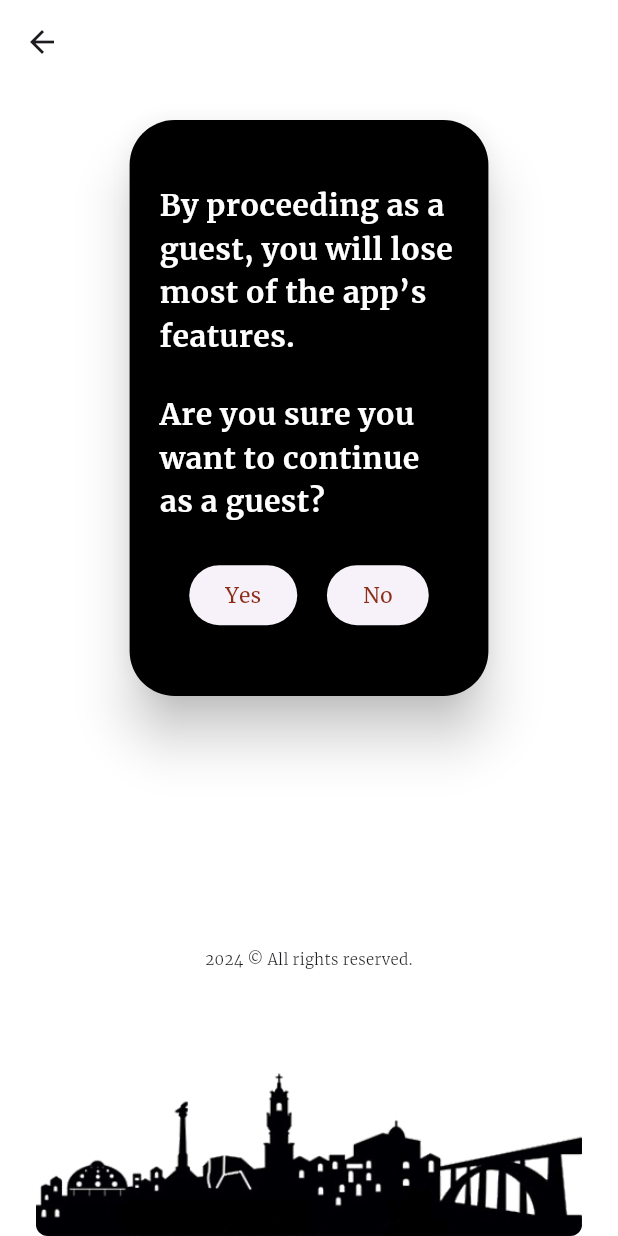
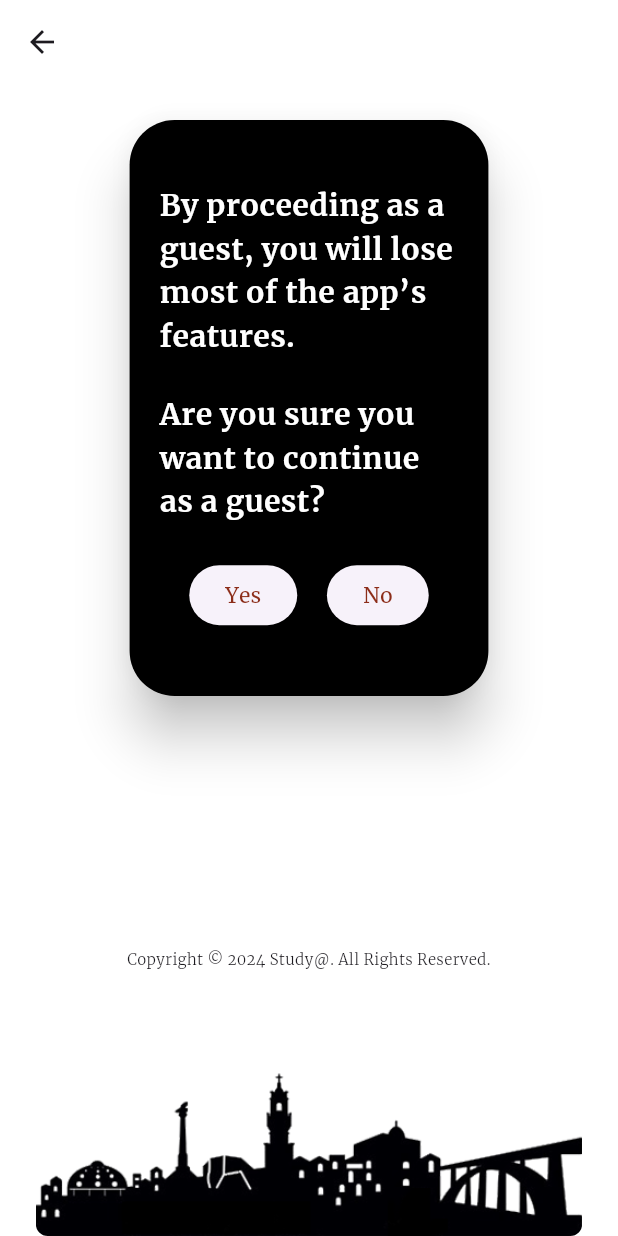
Before and after one commit to FEUP-LEIC-ES-2023-24/2LEIC18T4, a Flutter app: the screen it shows after launch, after a tap on "Continue as guest", on a phone screen of 412 x 824 dp. Run offline on Flutter 3.47's test engine with Material 3 defaults, Android fonts, the light colour scheme and no system bars; our stand-ins replace firebase_core, flutter_map, google_nav_bar, latlong2; accounts and stored records are empty.

Commit message:
Edited Copyright notice

```diff
--- a/lib/pages/home_page_guest.dart
+++ b/lib/pages/home_page_guest.dart
@@ -101,7 +101,7 @@ class _HomePageState extends State<HomePage> {
               child: Align(
                 alignment: AlignmentDirectional.bottomCenter,
                 child: Text(
-                  '2024 © All rights reserved.',
+                  'Copyright © 2024 Study@. All Rights Reserved.',
                   style: TextStyle(fontWeight: FontWeight.w300, fontSize: 10),
                   textAlign: TextAlign.center,
                 ),
--- a/lib/pages/login_page.dart
+++ b/lib/pages/login_page.dart
@@ -39,7 +39,7 @@ class LoginPage extends StatelessWidget {
             ),
             const Spacer(),
             const Text(
-              '2024 © All rights reserved.',
+              'Copyright © 2024 Study@. All Rights Reserved.',
               style: TextStyle(
                 fontWeight: FontWeight.w300,
                 fontSize: 10,
```
